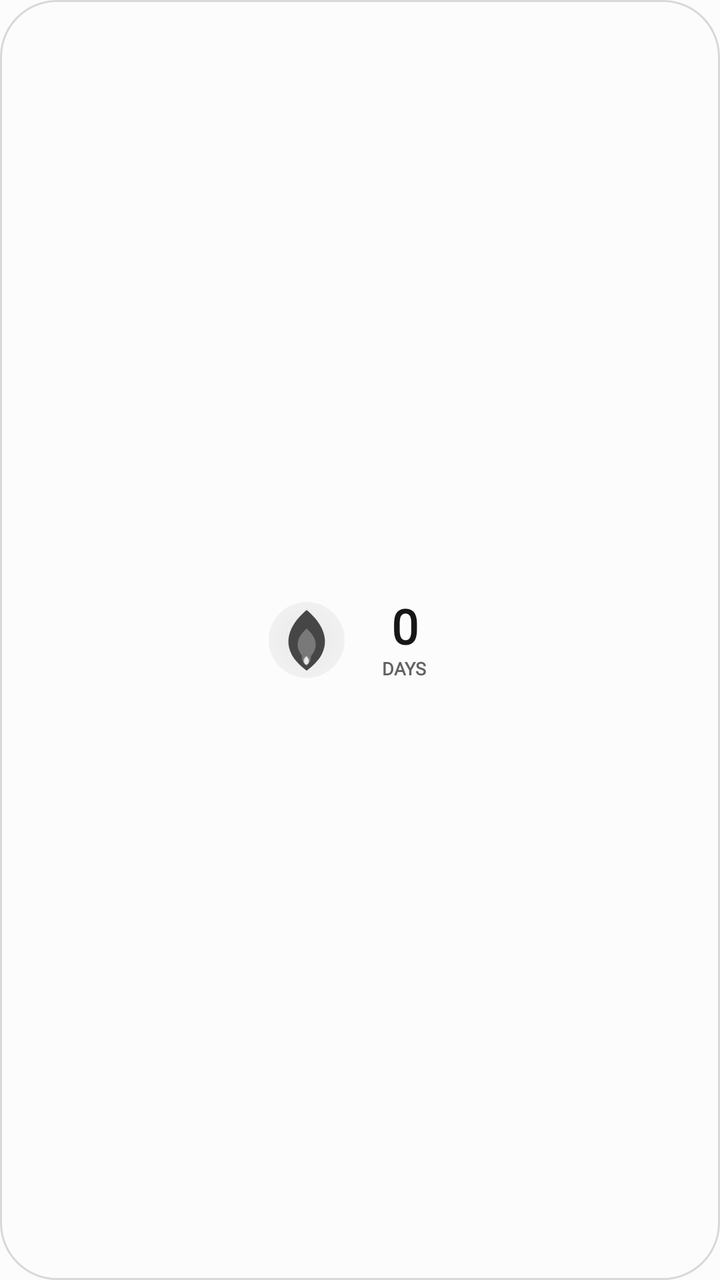
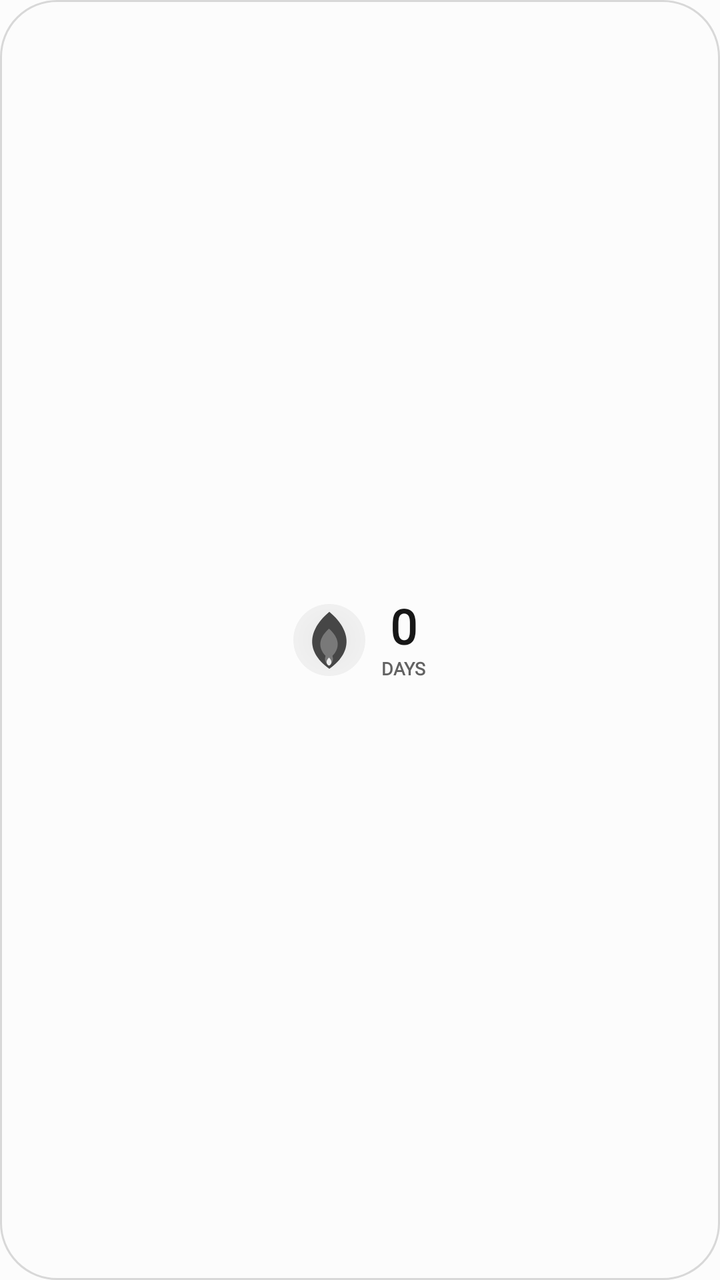

Before-and-after screenshots of an Android layout around one commit, followed by the original layout XML and the change that was made.
<!-- AndroidManifest.xml: application theme Theme.StreakWidget -->
<!-- res/layout/widget_layout_strip.xml -->
<?xml version="1.0" encoding="utf-8"?>
<LinearLayout xmlns:android="http://schemas.android.com/apk/res/android"
    android:id="@+id/widget_background"
    android:layout_width="match_parent"
    android:layout_height="match_parent"
    android:background="@drawable/widget_bg_shape"
    android:gravity="center"
    android:orientation="horizontal"
    android:paddingHorizontal="8dp"
    android:paddingVertical="5dp">

    <FrameLayout
        android:layout_width="38dp"
        android:layout_height="38dp">
        <ImageView android:id="@+id/widget_flame_glow" android:layout_width="38dp" android:layout_height="38dp" android:layout_gravity="center" android:contentDescription="@null" android:src="@drawable/widget_flame_glow" />
        <ImageView android:id="@+id/widget_flame_outer" android:layout_width="34dp" android:layout_height="34dp" android:layout_gravity="center" android:contentDescription="@null" android:src="@drawable/ic_widget_flame_outer" />
        <ImageView android:id="@+id/widget_flame_mid" android:layout_width="26dp" android:layout_height="26dp" android:layout_gravity="center" android:contentDescription="@null" android:src="@drawable/ic_widget_flame_mid" />
        <ImageView android:id="@+id/widget_flame_inner" android:layout_width="21dp" android:layout_height="21dp" android:layout_gravity="center_horizontal|bottom" android:layout_marginBottom="3dp" android:contentDescription="@null" android:src="@drawable/ic_widget_flame_inner" />
    </FrameLayout>

    <LinearLayout
        android:layout_width="wrap_content"
        android:layout_height="wrap_content"
        android:layout_marginStart="7dp"
        android:gravity="center"
        android:orientation="vertical">
        <TextView android:id="@+id/widget_streak_count" style="@style/WidgetText" android:layout_width="46dp" android:layout_height="wrap_content" android:gravity="center" android:includeFontPadding="false" android:autoSizeTextType="uniform" android:autoSizeMinTextSize="13sp" android:autoSizeMaxTextSize="24sp" android:autoSizeStepGranularity="1sp" android:text="@string/widget_preview_count" android:textColor="@color/widget_text_primary" android:textSize="24sp" android:textStyle="bold" />
        <TextView android:id="@+id/widget_streak_label" style="@style/WidgetText" android:layout_width="wrap_content" android:layout_height="wrap_content" android:layout_marginTop="1dp" android:includeFontPadding="false" android:text="@string/widget_preview_days" android:textColor="@color/widget_text_muted" android:textSize="9sp" android:textStyle="bold" />
    </LinearLayout>

    <TextView android:id="@+id/widget_eyebrow" style="@style/WidgetText" android:layout_width="1dp" android:layout_height="1dp" android:visibility="gone" />
    <TextView android:id="@+id/widget_habit_name" style="@style/WidgetText" android:layout_width="1dp" android:layout_height="1dp" android:visibility="gone" />
    <TextView android:id="@+id/widget_status" style="@style/WidgetText" android:layout_width="1dp" android:layout_height="1dp" android:visibility="gone" />
    <TextView android:id="@+id/widget_task_progress" style="@style/WidgetText" android:layout_width="1dp" android:layout_height="1dp" android:visibility="gone" />
    <TextView android:id="@+id/widget_check_in" style="@style/WidgetText" android:layout_width="1dp" android:layout_height="1dp" android:visibility="gone" />
</LinearLayout>
<!-- resources referenced by this layout -->
<resources>
  <color name="widget_text_muted">#626262</color>
  <color name="widget_text_primary">#171717</color>
  <!-- drawable ic_widget_flame_inner (drawable) -->
  <?xml version="1.0" encoding="utf-8"?>
  <vector xmlns:android="http://schemas.android.com/apk/res/android"
      android:width="100dp"
      android:height="100dp"
      android:viewportWidth="100"
      android:viewportHeight="100">
      
      <path
          android:fillColor="@color/widget_flame_idle_inner"
          android:pathData="M50,44 C62,57 66,72 50,84 C34,72 38,57 50,44 Z" />
      <path
          android:fillColor="#FFFFFF"
          android:pathData="M50,62 C55,67 57,71 56,76 C55,80 53,82 50,83 C47,82 45,80 44,76 C43,71 45,67 50,62 Z"
          android:fillAlpha="0.85" />
  </vector>
  <!-- drawable ic_widget_flame_mid (drawable) -->
  <?xml version="1.0" encoding="utf-8"?>
  <vector xmlns:android="http://schemas.android.com/apk/res/android"
      android:width="100dp"
      android:height="100dp"
      android:viewportWidth="100"
      android:viewportHeight="100">
      
      <path
          android:fillColor="@color/widget_flame_idle_inner"
          android:pathData="M50,28 C68,44 78,66 50,89 C22,66 32,44 50,28 Z" />
  </vector>
  <!-- drawable ic_widget_flame_outer (drawable) -->
  <?xml version="1.0" encoding="utf-8"?>
  <vector xmlns:android="http://schemas.android.com/apk/res/android"
      android:width="100dp"
      android:height="100dp"
      android:viewportWidth="100"
      android:viewportHeight="100">
      
      <path
          android:fillColor="@color/widget_flame_idle_outer"
          android:pathData="M50,6 C79,30 92,65 50,95 C8,65 21,30 50,6 Z" />
  </vector>
  <!-- drawable widget_bg_shape (drawable) -->
  <?xml version="1.0" encoding="utf-8"?>
  <shape xmlns:android="http://schemas.android.com/apk/res/android" android:shape="rectangle">
      <solid android:color="@color/widget_surface" />
      <corners android:radius="28dp" />
      <stroke
          android:width="1dp"
          android:color="@color/widget_outline" />
  </shape>
  <!-- drawable widget_flame_glow (drawable) -->
  <?xml version="1.0" encoding="utf-8"?>
  <shape xmlns:android="http://schemas.android.com/apk/res/android" android:shape="oval">
      <gradient
          android:centerX="0.5"
          android:centerY="0.5"
          android:endColor="@android:color/transparent"
          android:gradientRadius="48dp"
          android:startColor="@color/widget_flame_idle_glow"
          android:type="radial" />
  </shape>
  <string name="widget_preview_count">0</string>
  <string name="widget_preview_days">DAYS</string>
  <style name="WidgetText">
          <item name="android:fontFamily">serif</item>
      </style>
  <style name="Theme.StreakWidget" parent="android:Theme.Material.Light.NoActionBar">
          <item name="android:windowBackground">#FCFCFC</item>
          <item name="android:colorAccent">#151515</item>
          <item name="android:statusBarColor">#FCFCFC</item>
          <item name="android:navigationBarColor">#FCFCFC</item>
          <item name="android:windowLightStatusBar">true</item>
          <item name="android:windowNoTitle">true</item>
      </style>
  <color name="widget_flame_idle_inner">#797979</color>
  <color name="widget_flame_idle_outer">#464646</color>
  <color name="widget_surface">#FCFCFC</color>
  <color name="widget_outline">#D8D8D8</color>
  <color name="widget_flame_idle_glow">#14171717</color>
</resources>

<!-- the commit's change to res/layout/widget_layout_strip.xml (unified diff, before → after) -->
@@ -7,24 +7,24 @@
     android:gravity="center"
     android:orientation="horizontal"
     android:paddingHorizontal="8dp"
-    android:paddingVertical="5dp">
+    android:paddingVertical="4dp">
 
     <FrameLayout
-        android:layout_width="38dp"
-        android:layout_height="38dp">
-        <ImageView android:id="@+id/widget_flame_glow" android:layout_width="38dp" android:layout_height="38dp" android:layout_gravity="center" android:contentDescription="@null" android:src="@drawable/widget_flame_glow" />
-        <ImageView android:id="@+id/widget_flame_outer" android:layout_width="34dp" android:layout_height="34dp" android:layout_gravity="center" android:contentDescription="@null" android:src="@drawable/ic_widget_flame_outer" />
-        <ImageView android:id="@+id/widget_flame_mid" android:layout_width="26dp" android:layout_height="26dp" android:layout_gravity="center" android:contentDescription="@null" android:src="@drawable/ic_widget_flame_mid" />
-        <ImageView android:id="@+id/widget_flame_inner" android:layout_width="21dp" android:layout_height="21dp" android:layout_gravity="center_horizontal|bottom" android:layout_marginBottom="3dp" android:contentDescription="@null" android:src="@drawable/ic_widget_flame_inner" />
+        android:layout_width="36dp"
+        android:layout_height="36dp">
+        <ImageView android:id="@+id/widget_flame_glow" android:layout_width="36dp" android:layout_height="36dp" android:layout_gravity="center" android:contentDescription="@null" android:src="@drawable/widget_flame_glow" />
+        <ImageView android:id="@+id/widget_flame_outer" android:layout_width="32dp" android:layout_height="32dp" android:layout_gravity="center" android:contentDescription="@null" android:src="@drawable/ic_widget_flame_outer" />
+        <ImageView android:id="@+id/widget_flame_mid" android:layout_width="25dp" android:layout_height="25dp" android:layout_gravity="center" android:contentDescription="@null" android:src="@drawable/ic_widget_flame_mid" />
+        <ImageView android:id="@+id/widget_flame_inner" android:layout_width="19dp" android:layout_height="19dp" android:layout_gravity="center_horizontal|bottom" android:layout_marginBottom="2dp" android:contentDescription="@null" android:src="@drawable/ic_widget_flame_inner" />
     </FrameLayout>
 
     <LinearLayout
         android:layout_width="wrap_content"
         android:layout_height="wrap_content"
-        android:layout_marginStart="7dp"
+        android:layout_marginStart="8dp"
         android:gravity="center"
         android:orientation="vertical">
-        <TextView android:id="@+id/widget_streak_count" style="@style/WidgetText" android:layout_width="46dp" android:layout_height="wrap_content" android:gravity="center" android:includeFontPadding="false" android:autoSizeTextType="uniform" android:autoSizeMinTextSize="13sp" android:autoSizeMaxTextSize="24sp" android:autoSizeStepGranularity="1sp" android:text="@string/widget_preview_count" android:textColor="@color/widget_text_primary" android:textSize="24sp" android:textStyle="bold" />
+        <TextView android:id="@+id/widget_streak_count" style="@style/WidgetText" android:layout_width="wrap_content" android:layout_height="wrap_content" android:gravity="center" android:includeFontPadding="false" android:autoSizeTextType="uniform" android:autoSizeMinTextSize="12sp" android:autoSizeMaxTextSize="24sp" android:autoSizeStepGranularity="1sp" android:text="@string/widget_preview_count" android:textColor="@color/widget_text_primary" android:textSize="24sp" android:textStyle="bold" />
         <TextView android:id="@+id/widget_streak_label" style="@style/WidgetText" android:layout_width="wrap_content" android:layout_height="wrap_content" android:layout_marginTop="1dp" android:includeFontPadding="false" android:text="@string/widget_preview_days" android:textColor="@color/widget_text_muted" android:textSize="9sp" android:textStyle="bold" />
     </LinearLayout>
 
